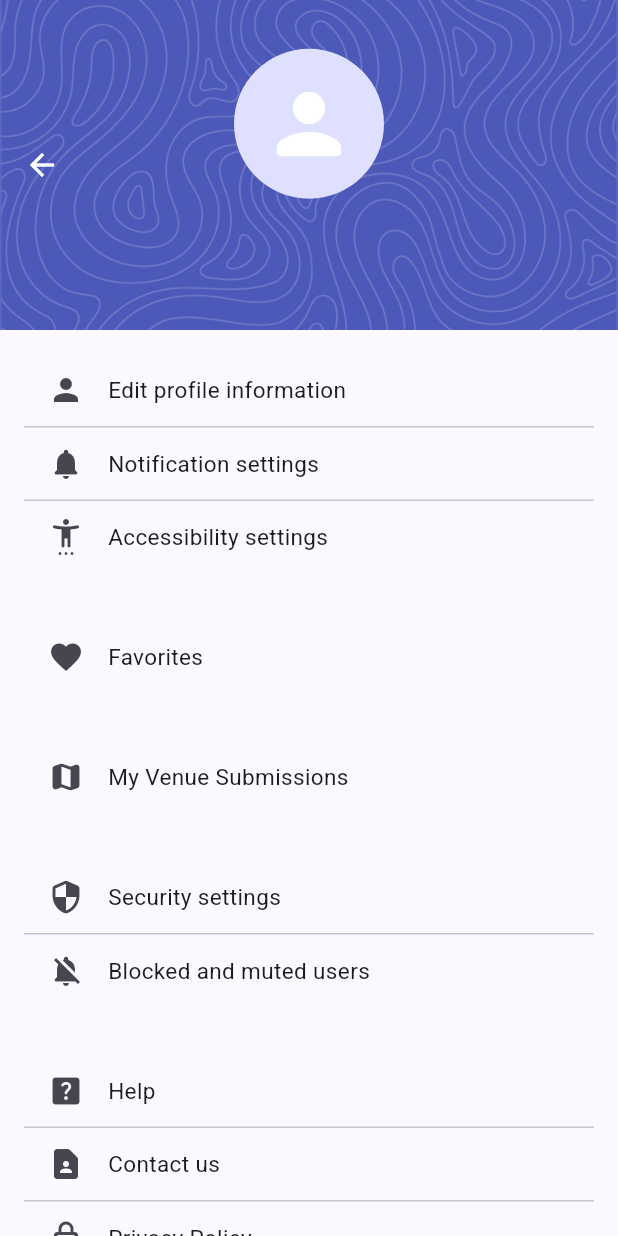
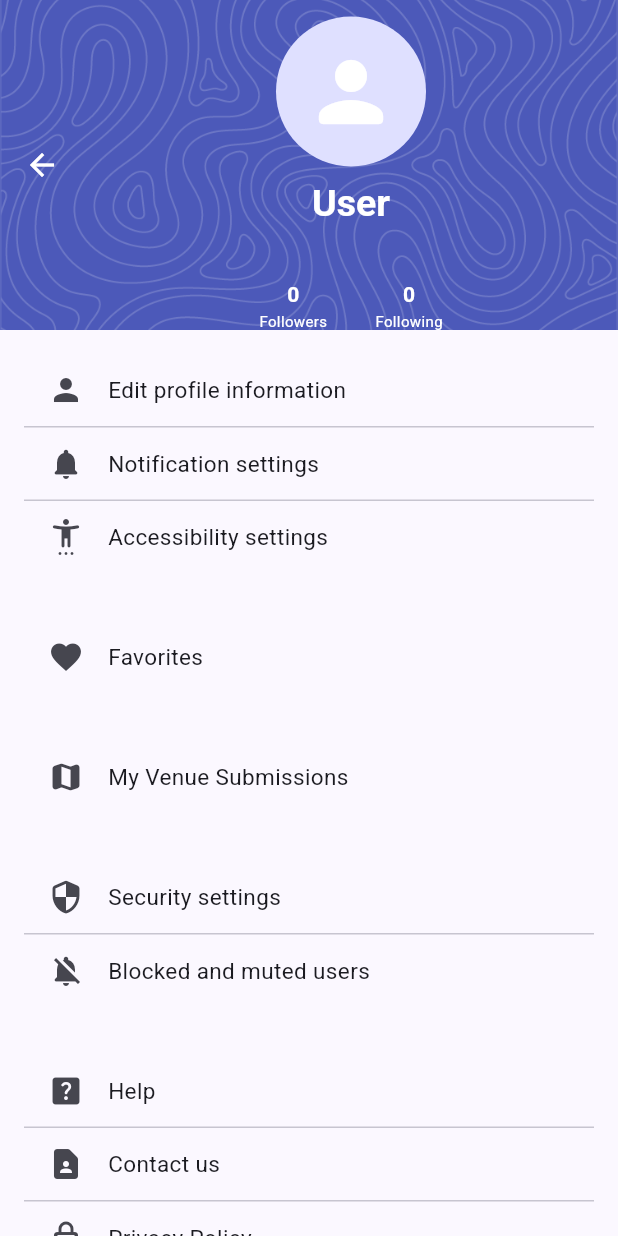
Before and after one commit to katie-allen2004/pathway, a Flutter app: the ProfilePage screen opened directly, on a phone screen of 412 x 824 dp. Run offline on Flutter 3.47's test engine with Material 3 defaults, Android fonts, the phone set to English and light mode, and no system bars; our stand-ins replace flutter_map, geocoding, google_fonts, google_maps_flutter, image_picker, latlong2 and 2 more; accounts and stored records are empty.

Commit message:
Working UI for followers and following counts with list

```diff
--- a/pathway/lib/features/profile/presentation/pages/profile_page.dart
+++ b/pathway/lib/features/profile/presentation/pages/profile_page.dart
@@ -20,6 +20,7 @@ import 'package:provider/provider.dart';
 import 'package:pathway/models/accessibility_settings.dart';
 import 'package:pathway/features/venues/data/venue_model.dart';
 import '../widgets/badges_section.dart';
+import 'follow_list_page.dart';
 
 
 class ProfilePage extends StatefulWidget {
@@ -37,12 +38,17 @@ class _ProfilePageState extends State<ProfilePage> {
   // admin status
   bool _isAdmin = false;
 
+  // follow counts
+  int _followerCount = 0;
+  int _followingCount = 0;
+
   @override
   void initState() {
     super.initState();
     _headerFuture = _fetchHeader();
     // admin check
     _checkAdminStatus();
+    _loadFollowCounts();
   }
 
   void _showSubmissionsBottomSheet() {
@@ -203,13 +209,51 @@ Widget _buildStatusIcon(String status) {
   }
 }
 
-  // update portion to check if a user is admin
+  // updated for admin view
   void _checkAdminStatus() {
     final user = supabase.auth.currentUser;
     setState(() {
       _isAdmin = user?.userMetadata?['role'] == 'admin' ||
                  user?.email == 'admin@pathway.com';
     });
+  }
+
+  Future<void> _loadFollowCounts() async {
+    final authUser = supabase.auth.currentUser;
+    if (authUser == null) return;
+
+    try {
+      final userRow = await supabase
+          .schema('pathway')
+          .from('users')
+          .select('user_id')
+          .eq('external_id', authUser.id)
+          .maybeSingle();
+
+      if (userRow == null) return;
+
+      final pathwayUserId = userRow['user_id'] as int;
+
+      final followers = await supabase
+          .schema('pathway')
+          .from('user_subscriptions')
+          .select('subscriber_user_id')
+          .eq('target_user_id', pathwayUserId);
+
+      final following = await supabase
+          .schema('pathway')
+          .from('user_subscriptions')
+          .select('target_user_id')
+          .eq('subscriber_user_id', pathwayUserId);
+
+      if (!mounted) return;
+      setState(() {
+        _followerCount = (followers as List).length;
+        _followingCount = (following as List).length;
+      });
+    } catch (e) {
+      debugPrint('Failed to load follow counts: $e');
+    }
   }
 
   Future<_ProfileHeaderData> _fetchHeader() async {
@@ -231,8 +275,12 @@ Widget _buildStatusIcon(String status) {
       );
     }
 
+    final rawDisplayName = profileRow['display_name'] as String?;
+
     return _ProfileHeaderData(
-      displayName: (profileRow['display_name'] as String?) ?? 'User',
+      displayName: (rawDisplayName != null && rawDisplayName.trim().isNotEmpty)
+          ? rawDisplayName
+          : 'User',
       email: authUser.email ?? '',
       avatarUrl: profileRow['avatar_url'] as String?,
     );
@@ -244,6 +292,7 @@ Widget _buildStatusIcon(String status) {
       // admin status
       _checkAdminStatus();
     });
+    _loadFollowCounts();
     await _headerFuture;
   }
 
@@ -322,6 +371,37 @@ Widget _buildStatusIcon(String status) {
                       color: Color.fromARGB(255, 232, 227, 245),
                       fontSize: 20,
                     ),
+                  ),
+                  const SizedBox(height: 8),
+                  Row(
+                    mainAxisAlignment: MainAxisAlignment.center,
+                    children: [
+                      _FollowCountButton(
+                        label: 'Followers',
+                        count: _followerCount,
+                        onTap: () {
+                          Navigator.push(
+                            context,
+                            MaterialPageRoute(
+                              builder: (_) => const FollowListPage(mode: 'followers'),
+                            ),
+                          );
+                        },
+                      ),
+                      const SizedBox(width: 8),
+                      _FollowCountButton(
+                        label: 'Following',
+                        count: _followingCount,
+                        onTap: () {
+                          Navigator.push(
+                            context,
+                            MaterialPageRoute(
+                              builder: (_) => const FollowListPage(mode: 'following'),
+                            ),
+                          );
+                        },
+                      ),
+                    ],
                   ),
                   if (snapshot.hasError) ...[
                     const SizedBox(height: 8),
@@ -524,6 +604,54 @@ Widget _buildStatusIcon(String status) {
   }
 }
 
+class _FollowCountButton extends StatelessWidget {
+  final String label;
+  final int count;
+  final VoidCallback onTap;
+
+  const _FollowCountButton({
+    required this.label,
+    required this.count,
+    required this.onTap,
+  });
+
+  @override
+  Widget build(BuildContext context) {
+    return Material(
+      color: Colors.white.withValues(alpha: 0),
+      borderRadius: BorderRadius.circular(6),
+      child: InkWell(
+        onTap: onTap,
+        borderRadius: BorderRadius.circular(6),
+        child: Padding(
+          padding: const EdgeInsets.symmetric(horizontal: 12, vertical: 0),
+          child: Column(
+            mainAxisSize: MainAxisSize.min,
+            children: [
+              Text(
+                count.toString(),
+                style: const TextStyle(
+                  color: Colors.white,
+                  fontWeight: FontWeight.bold,
+                  fontSize: 14,
+                ),
+              ),
+              const SizedBox(height: 1),
+              Text(
+                label,
+                style: const TextStyle(
+                  color: Colors.white,
+                  fontSize: 10,
+                ),
+              ),
+            ],
+          ),
+        ),
+      ),
+    );
+  }
+}
+
 class _ProfileHeaderData {
   final String displayName;
   final String email;
```
Also changed, not shown: pathway/lib/features/profile/presentation/pages/follow_list_page.dart (added, +180 -0 lines).
